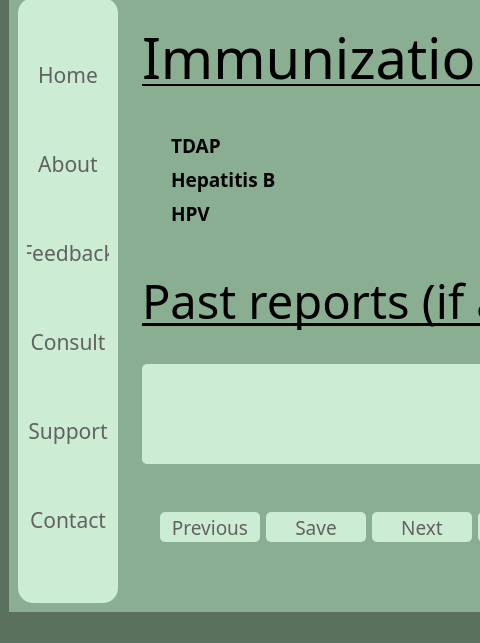
Above: Patient_info_edit5.ui from srishtiigautam/restorehealth before the change; both pictures show x 0 to 480 and y 126 to 769 of the 1069 by 769 pixel window. Below: the same form after it.
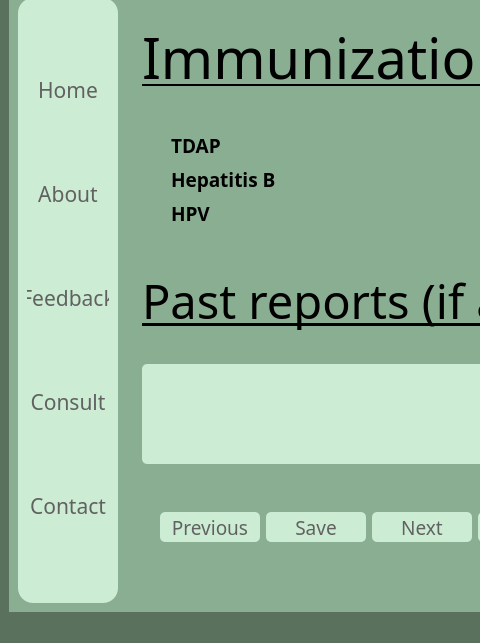
That is the form after the change. Icons and pictures are not drawn.

What changed in the file:
```diff
--- a/Patient_info_edit5.ui
+++ b/Patient_info_edit5.ui
@@ -209,6 +209,7 @@
              <font>
               <family>Javanese Text</family>
               <pointsize>16</pointsize>
+              <weight>50</weight>
               <bold>false</bold>
              </font>
             </property>
@@ -241,6 +242,7 @@
              <font>
               <family>Javanese Text</family>
               <pointsize>16</pointsize>
+              <weight>50</weight>
               <bold>false</bold>
              </font>
             </property>
@@ -273,6 +275,7 @@
              <font>
               <family>Javanese Text</family>
               <pointsize>16</pointsize>
+              <weight>50</weight>
               <bold>false</bold>
              </font>
             </property>
@@ -305,6 +308,7 @@
              <font>
               <family>Javanese Text</family>
               <pointsize>16</pointsize>
+              <weight>50</weight>
               <bold>false</bold>
              </font>
             </property>
@@ -331,44 +335,13 @@
             </property>
            </widget>
           </item>
-          <item>
-           <widget class="QPushButton" name="pushButton_5">
-            <property name="font">
-             <font>
-              <family>Javanese Text</family>
-              <pointsize>16</pointsize>
-              <bold>false</bold>
-             </font>
-            </property>
-            <property name="cursor">
-             <cursorShape>PointingHandCursor</cursorShape>
-            </property>
-            <property name="styleSheet">
-             <string notr="true">QPushButton{
-color: rgb(97, 97, 97);
-border-radius:10px;
-}
-
-QPushButton:hover{
-background-color: rgb(220, 255, 228);
-	/*color: rgb(255, 255, 255);*/
-	font: 700 16pt &quot;Constantia&quot;;
-}
-
-
-</string>
-            </property>
-            <property name="text">
-             <string>Support</string>
-            </property>
-           </widget>
-          </item>
           <item>
            <widget class="QPushButton" name="Contact_button">
             <property name="font">
              <font>
               <family>Javanese Text</family>
               <pointsize>16</pointsize>
+              <weight>50</weight>
               <bold>false</bold>
              </font>
             </property>
```
Left out of the diff: 8 changed lines with no effect on the pictures.
